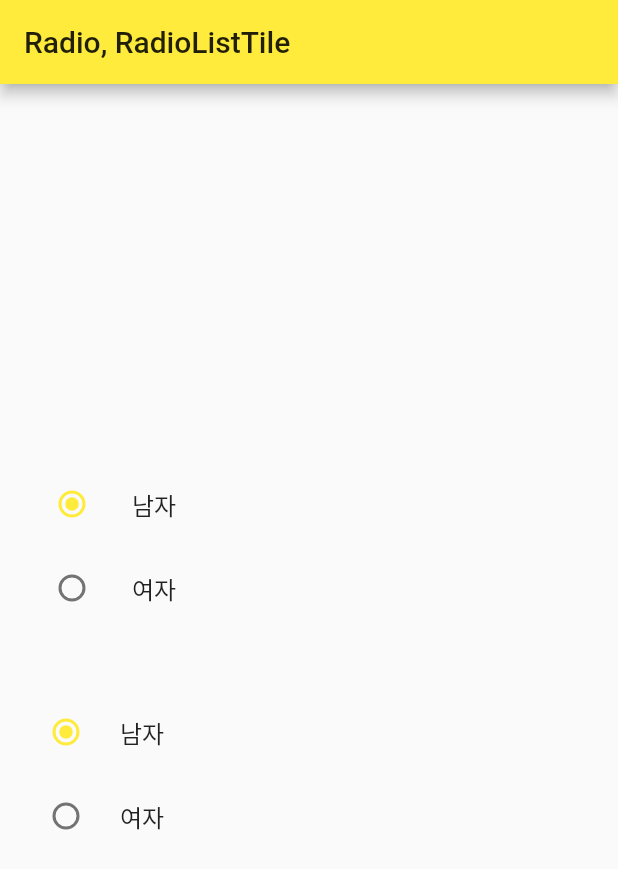
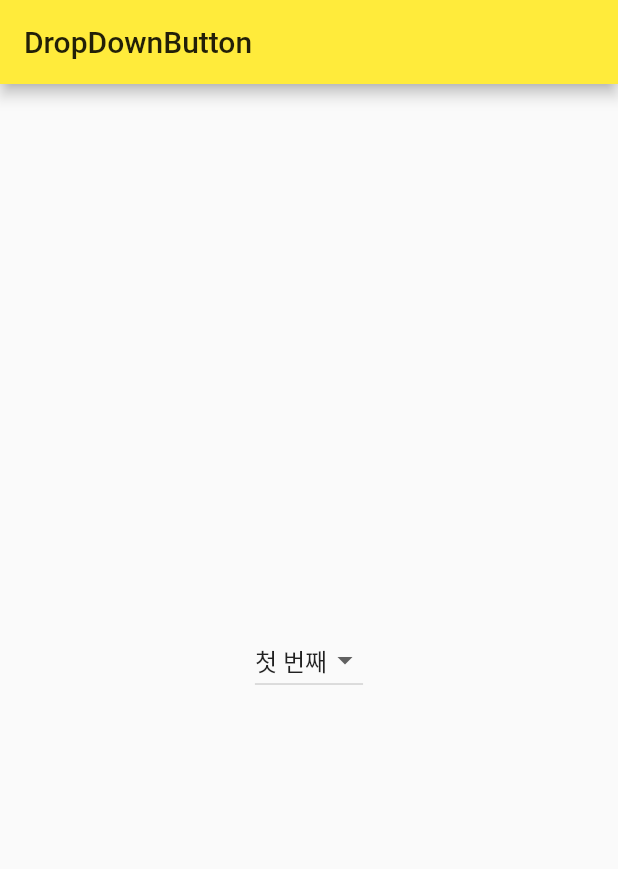
Before and after one commit to congcoding/flutter_survivalcoding, a Flutter app: the screen it shows after launch, on a phone screen of 412 x 824 dp. Shown: the top 869 px of the screen. Run offline on Flutter 3.47's test engine with Material 2 defaults, Android fonts, the phone set to English and light mode, and no system bars.

Commit message:
[FEAT] Chapter 5.1.4 (DropDownButton)

```diff
--- a/lib/main.dart
+++ b/lib/main.dart
@@ -20,16 +20,15 @@ class MyHomePage extends StatefulWidget {
   _MyHomePageState createState() => _MyHomePageState();
 }
 
-enum Gender { MAN, WOMEN}
-
 class _MyHomePageState extends State<MyHomePage> {
-  Gender _gender = Gender.MAN;
+  final _valueList = ['첫 번째', '두 번째', '세 번째'];
+  var _selectedValue = '첫 번째';
 
   @override
   Widget build(BuildContext context) {
     return Scaffold(
         appBar: AppBar(
-          title: Text('Radio, RadioListTile'),
+          title: Text('DropDownButton'),
         ),
         body: Padding(
           padding: const EdgeInsets.all(8.0),
@@ -38,53 +37,22 @@ class _MyHomePageState extends State<MyHomePage> {
               mainAxisAlignment: MainAxisAlignment.center,
               crossAxisAlignment: CrossAxisAlignment.center,
               children: <Widget>[
-                ListTile(
-                  title: Text('남자'),
-                  leading: Radio(
-                    value: Gender.MAN,
-                    groupValue: _gender,
-                    onChanged: (value) {
-                      setState(() {
-                        _gender = value;
-                      });
-                    },
-                  ),
-                ),
-                ListTile(
-                  title: Text('여자'),
-                  leading: Radio(
-                    value: Gender.WOMEN,
-                    groupValue: _gender,
-                    onChanged: (value) {
-                      setState(() {
-                        _gender = value;
-                      });
-                    },
-                  ),
-                ),
-                SizedBox(
-                  height: 40,
-                ),
-                RadioListTile(
-                  title: Text('남자'),
-                  value: Gender.MAN,
-                  groupValue: _gender,
+                DropdownButton(
+                  value: _selectedValue,
+                  items: _valueList.map(
+                      (value) {
+                        return DropdownMenuItem(
+                          value: value,
+                          child: Text(value),
+                        );
+                      },
+                  ).toList(),
                   onChanged: (value) {
                     setState(() {
-                      _gender = value;
+                      _selectedValue = value;
                     });
-                  },
-                ),
-                RadioListTile(
-                  title: Text('여자'),
-                  value: Gender.WOMEN,
-                  groupValue: _gender,
-                  onChanged: (value) {
-                    setState(() {
-                      _gender = value;
-                    });
-                  },
-                ),
+                  }
+                )
               ]
             )
           )
```
